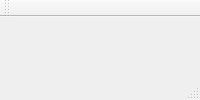
aeliot/Lumin, file src/pi/LightControl/mainwindow.ui: the form before one commit.
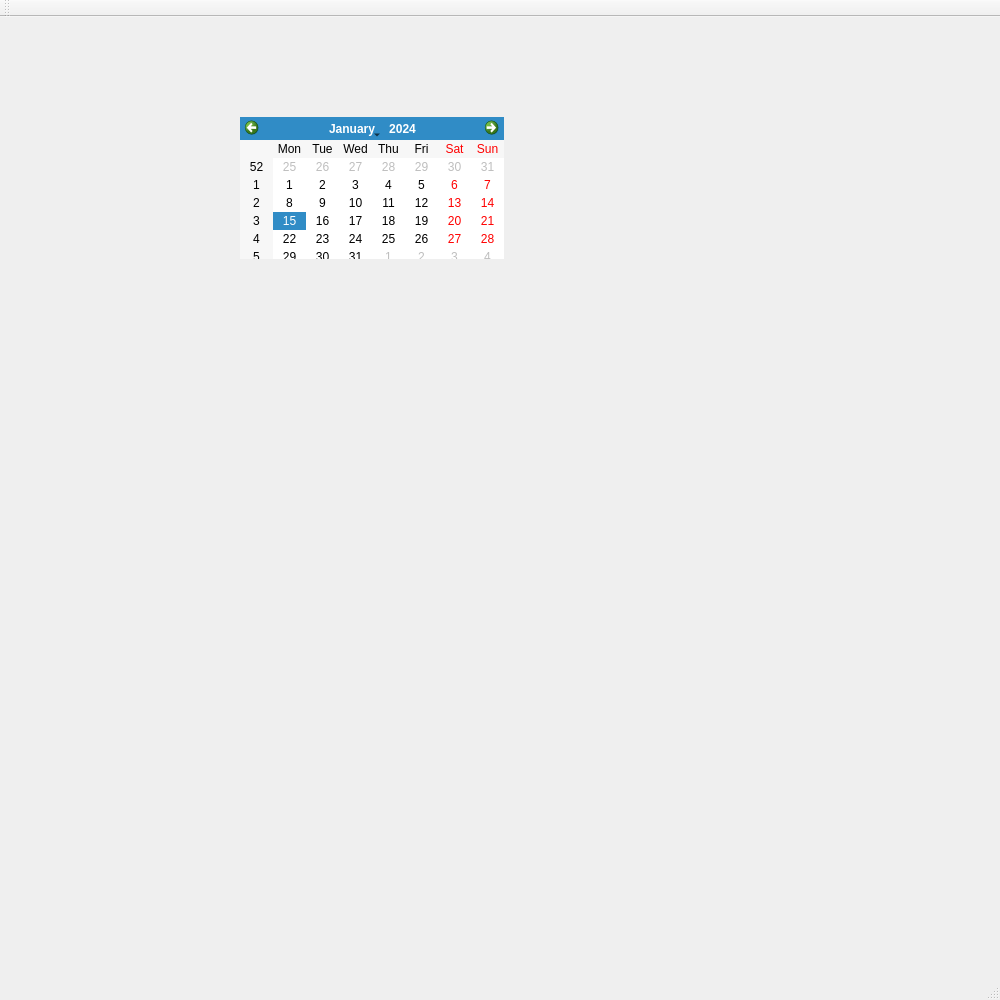
The form after the commit.

Diff of the .ui file:
```diff
--- a/src/pi/LightControl/mainwindow.ui
+++ b/src/pi/LightControl/mainwindow.ui
@@ -2,6 +2,20 @@
 <ui version="4.0">
  <class>MainWindow</class>
  <widget class="QMainWindow" name="MainWindow">
+  <property name="geometry">
+   <rect>
+    <x>0</x>
+    <y>0</y>
+    <width>1000</width>
+    <height>1000</height>
+   </rect>
+  </property>
+  <property name="sizePolicy">
+   <sizepolicy hsizetype="Maximum" vsizetype="Maximum">
+    <horstretch>0</horstretch>
+    <verstretch>0</verstretch>
+   </sizepolicy>
+  </property>
   <property name="windowTitle">
    <string>MainWindow</string>
   </property>
```
Left out of the diff: 2 changed lines with no effect on the pictures.
